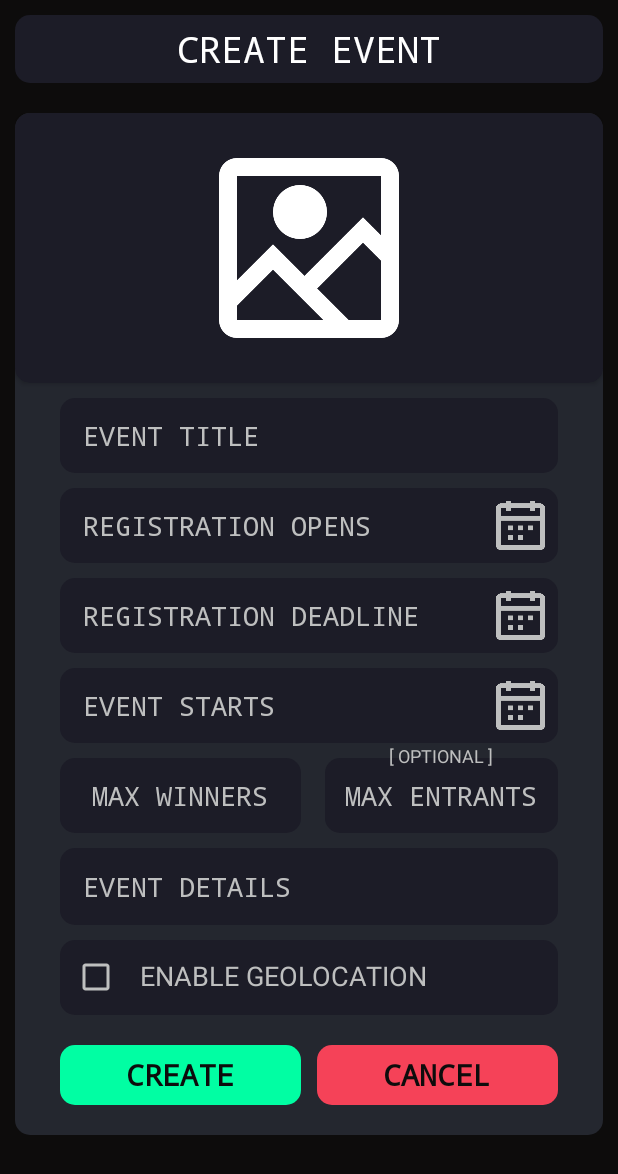
After one commit to CMPUT301F24gengar/gengar-draw, an Android app: the fragment create_event shown on its own in the app's theme, on a phone screen of 412 x 824 dp. The commit adds this screen. Shown: the top 1174 px of the screen. Run offline under Robolectric (Android 15) with nearby library versions, the phone set to English and light mode, and no system bars.

Commit message:
Added the 'Create Event' Fragment

```diff
--- /dev/null
+++ b/app/src/main/java/Fragments/create_event.java
@@ -0,0 +1,64 @@
+package Fragments;
+
+import android.os.Bundle;
+import androidx.fragment.app.Fragment;
+import android.view.LayoutInflater;
+import android.view.View;
+import android.view.ViewGroup;
+import com.example.gengardraw.R;
+
+/**
+ * A simple {@link Fragment} subclass.
+ * Use the {@link create_event#newInstance} factory method to
+ * create an instance of this fragment.
+ *
+ */
+public class create_event extends Fragment {
+
+    // TODO: Rename parameter arguments, choose names that match
+    // the fragment initialization parameters, e.g. ARG_ITEM_NUMBER
+    private static final String ARG_PARAM1 = "param1";
+    private static final String ARG_PARAM2 = "param2";
+
+    // TODO: Rename and change types of parameters
+    private String mParam1;
+    private String mParam2;
+
+    /**
+     * Use this factory method to create a new instance of
+     * this fragment using the provided parameters.
+     *
+     * @param param1 Parameter 1.
+     * @param param2 Parameter 2.
+     * @return A new instance of fragment create_event.
+     */
+    // TODO: Rename and change types and number of parameters
+    public static create_event newInstance(String param1, String param2) {
+        create_event fragment = new create_event();
+        Bundle args = new Bundle();
+        args.putString(ARG_PARAM1, param1);
+        args.putString(ARG_PARAM2, param2);
+        fragment.setArguments(args);
+        return fragment;
+    }
+
+    public create_event() {
+        // Required empty public constructor
+    }
+
+    @Override
+    public void onCreate(Bundle savedInstanceState) {
+        super.onCreate(savedInstanceState);
+        if (getArguments() != null) {
+            mParam1 = getArguments().getString(ARG_PARAM1);
+            mParam2 = getArguments().getString(ARG_PARAM2);
+        }
+    }
+
+    @Override
+    public View onCreateView(LayoutInflater inflater, ViewGroup container,
+                             Bundle savedInstanceState) {
+        // Inflate the layout for this fragment
+        return inflater.inflate(R.layout.fragment_create_event, container, false);
+    }
+}
--- /dev/null
+++ b/app/src/main/res/layout/fragment_create_event.xml
@@ -0,0 +1,309 @@
+<LinearLayout xmlns:android="http://schemas.android.com/apk/res/android"
+    xmlns:app="http://schemas.android.com/apk/res-auto"
+    xmlns:tools="http://schemas.android.com/tools"
+    android:layout_width="match_parent"
+    android:layout_height="match_parent"
+    android:background="@color/black1"
+    android:gravity="center|top"
+    android:orientation="vertical"
+    tools:context="Fragments.create_event">
+
+    <FrameLayout
+        android:layout_width="match_parent"
+        android:layout_height="45dp"
+        android:layout_margin="10dp"
+        android:background="@drawable/rounded_corner"
+        android:backgroundTint="@color/black2">
+
+        <TextView
+            style="@style/main"
+            android:layout_width="match_parent"
+            android:layout_height="wrap_content"
+            android:layout_gravity="center"
+            android:text="@string/create_event"
+            android:textAlignment="center"
+            android:textColor="@color/white"
+            android:textSize="24sp" />
+    </FrameLayout>
+
+    <LinearLayout
+        android:layout_width="match_parent"
+        android:layout_height="wrap_content"
+        android:layout_margin="10dp"
+        android:background="@drawable/rounded_corner"
+        android:backgroundTint="@color/black3"
+        android:gravity="center|top"
+        android:orientation="vertical"
+        android:paddingBottom="20dp">
+
+        <androidx.cardview.widget.CardView
+            android:layout_width="match_parent"
+            android:layout_height="180dp"
+            android:backgroundTint="@color/black2"
+            app:cardCornerRadius="10dp">
+
+            <ImageView
+                android:id="@+id/create_event_picture"
+                android:layout_width="match_parent"
+                android:layout_height="match_parent"
+                android:background="@drawable/rounded_corner"
+                android:contentDescription="@string/todo"
+                android:padding="30dp"
+                android:scaleType="fitCenter"
+                android:src="@drawable/image" />
+        </androidx.cardview.widget.CardView>
+
+        <EditText
+            android:id="@+id/create_event_title"
+            style="@style/main"
+            android:layout_width="match_parent"
+            android:layout_height="50dp"
+            android:layout_marginStart="30dp"
+            android:layout_marginTop="10dp"
+            android:layout_marginEnd="30dp"
+            android:background="@drawable/rounded_corner"
+            android:backgroundTint="@color/black2"
+            android:hint="@string/event_title"
+            android:paddingStart="15dp"
+            android:paddingEnd="15dp"
+            android:textColorHint="@color/grey"
+            android:textSize="18sp" />
+
+        <FrameLayout
+            android:layout_width="match_parent"
+            android:layout_height="wrap_content"
+            android:layout_marginStart="30dp"
+            android:layout_marginTop="10dp"
+            android:layout_marginEnd="30dp">
+
+            <EditText
+                android:id="@+id/create_event_registration_opens"
+                style="@style/main"
+                android:layout_width="match_parent"
+                android:layout_height="50dp"
+                android:background="@drawable/rounded_corner"
+                android:backgroundTint="@color/black2"
+                android:clickable="true"
+                android:focusable="false"
+                android:hint="@string/registration_opens"
+                android:paddingStart="15dp"
+                android:paddingEnd="15dp"
+                android:textColorHint="@color/grey"
+                android:textSize="18sp"
+                tools:ignore="KeyboardInaccessibleWidget" />
+
+            <ImageView
+                android:layout_width="50dp"
+                android:layout_height="50dp"
+                android:layout_gravity="end"
+                android:contentDescription="@string/todo"
+                android:padding="5dp"
+                android:src="@drawable/events"
+                app:tint="@color/grey" />
+        </FrameLayout>
+
+        <FrameLayout
+            android:layout_width="match_parent"
+            android:layout_height="wrap_content"
+            android:layout_marginStart="30dp"
+            android:layout_marginTop="10dp"
+            android:layout_marginEnd="30dp">
+
+            <EditText
+                android:id="@+id/create_event_registration_deadline"
+                style="@style/main"
+                android:layout_width="match_parent"
+                android:layout_height="50dp"
+                android:background="@drawable/rounded_corner"
+                android:backgroundTint="@color/black2"
+                android:clickable="true"
+                android:focusable="false"
+                android:hint="@string/registration_deadline"
+                android:paddingStart="15dp"
+                android:paddingEnd="15dp"
+                android:textColorHint="@color/grey"
+                android:textSize="18sp"
+                tools:ignore="KeyboardInaccessibleWidget" />
+
+            <ImageView
+                android:layout_width="50dp"
+                android:layout_height="50dp"
+                android:layout_gravity="end"
+                android:contentDescription="@string/todo"
+                android:padding="5dp"
+                android:src="@drawable/events"
+                app:tint="@color/grey" />
+        </FrameLayout>
+
+        <FrameLayout
+            android:layout_width="match_parent"
+            android:layout_height="wrap_content"
+            android:layout_marginStart="30dp"
+            android:layout_marginTop="10dp"
+            android:layout_marginEnd="30dp">
+
+            <EditText
+                android:id="@+id/create_event_event_starts"
+                style="@style/main"
+                android:layout_width="match_parent"
+                android:layout_height="50dp"
+                android:background="@drawable/rounded_corner"
+                android:backgroundTint="@color/black2"
+                android:clickable="true"
+                android:focusable="false"
+                android:hint="@string/event_starts"
+                android:paddingStart="15dp"
+                android:paddingEnd="15dp"
+                android:textColorHint="@color/grey"
+                android:textSize="18sp"
+                tools:ignore="KeyboardInaccessibleWidget" />
+
+            <ImageView
+                android:layout_width="50dp"
+                android:layout_height="50dp"
+                android:layout_gravity="end"
+                android:contentDescription="@string/todo"
+                android:padding="5dp"
+                android:src="@drawable/events"
+                app:tint="@color/grey" />
+        </FrameLayout>
+
+        <LinearLayout
+            android:layout_width="match_parent"
+            android:layout_height="wrap_content"
+            android:layout_marginStart="30dp"
+            android:layout_marginEnd="30dp"
+            android:orientation="horizontal">
+
+            <EditText
+                android:id="@+id/create_event_max_winners"
+                style="@style/main"
+                android:layout_width="0dp"
+                android:layout_height="50dp"
+                android:layout_marginTop="10dp"
+                android:layout_marginEnd="5dp"
+                android:layout_weight="0.5"
+                android:background="@drawable/rounded_corner"
+                android:backgroundTint="@color/black2"
+                android:gravity="center"
+                android:hint="@string/max_winners"
+                android:textColorHint="@color/grey"
+                android:textSize="18sp" />
+
+            <FrameLayout
+                style="@style/main"
+                android:layout_width="0dp"
+                android:layout_height="60dp"
+                android:layout_marginStart="5dp"
+                android:layout_weight="0.5">
+
+                <EditText
+                    android:id="@+id/create_event_max_entrants"
+                    style="@style/main"
+                    android:layout_width="match_parent"
+                    android:layout_height="50dp"
+                    android:layout_marginStart="5dp"
+                    android:layout_marginTop="10dp"
+                    android:background="@drawable/rounded_corner"
+                    android:backgroundTint="@color/black2"
+                    android:gravity="center"
+                    android:hint="@string/max_entrants"
+                    android:textColorHint="@color/grey"
+                    android:textSize="18sp" />
+
+                <TextView
+                    android:layout_width="match_parent"
+                    android:layout_height="wrap_content"
+                    android:layout_marginStart="5dp"
+                    android:text="@string/optional"
+                    android:textAlignment="center"
+                    android:textColor="@color/grey"
+                    android:textSize="12sp" />
+
+            </FrameLayout>
+        </LinearLayout>
+
+        <EditText
+            android:id="@+id/create_event_details"
+            style="@style/main"
+            android:layout_width="match_parent"
+            android:layout_height="wrap_content"
+            android:layout_marginStart="30dp"
+            android:layout_marginTop="10dp"
+            android:layout_marginEnd="30dp"
+            android:background="@drawable/rounded_corner"
+            android:backgroundTint="@color/black2"
+            android:hint="@string/event_details"
+            android:paddingStart="15dp"
+            android:paddingTop="13dp"
+            android:paddingEnd="15dp"
+            android:paddingBottom="13dp"
+            android:textColorHint="@color/grey"
+            android:textSize="18sp" />
+
+        <LinearLayout
+            android:layout_width="match_parent"
+            android:layout_height="50dp"
+            android:layout_marginStart="30dp"
+            android:layout_marginTop="10dp"
+            android:layout_marginEnd="30dp"
+            android:background="@drawable/rounded_corner"
+            android:backgroundTint="@color/black2"
+            android:orientation="horizontal">
+
+            <CheckBox
+                android:id="@+id/create_event_checkbox"
+                android:layout_width="wrap_content"
+                android:layout_height="match_parent"
+                android:buttonTint="@color/grey" />
+
+            <TextView
+                android:layout_width="wrap_content"
+                android:layout_height="wrap_content"
+                android:layout_marginStart="5dp"
+                android:text="@string/enable_geolocation"
+                android:textAlignment="center"
+                android:textColor="@color/grey"
+                android:textSize="18sp" />
+        </LinearLayout>
+
+        <LinearLayout
+            android:layout_width="match_parent"
+            android:layout_height="40dp"
+            android:layout_marginStart="30dp"
+            android:layout_marginTop="20dp"
+            android:layout_marginEnd="30dp"
+            android:orientation="horizontal">
+
+            <TextView
+                android:id="@+id/create_event_create_btn"
+                style="@style/main"
+                android:layout_width="0dp"
+                android:layout_height="match_parent"
+                android:layout_marginEnd="5dp"
+                android:layout_weight="0.5"
+                android:background="@drawable/rounded_corner"
+                android:backgroundTint="@color/green"
+                android:gravity="center"
+                android:text="@string/create"
+                android:textColor="@color/black1"
+                android:textSize="20sp"
+                android:textStyle="bold" />
+
+            <TextView
+                android:id="@+id/create_event_cancel_btn"
+                style="@style/main"
+                android:layout_width="0dp"
+                android:layout_height="match_parent"
+                android:layout_marginStart="5dp"
+                android:layout_weight="0.5"
+                android:background="@drawable/rounded_corner"
+                android:backgroundTint="@color/red"
+                android:gravity="center"
+                android:text="@string/cancel"
+                android:textColor="@color/black1"
+                android:textSize="20sp"
+                android:textStyle="bold" />
+        </LinearLayout>
+    </LinearLayout>
+</LinearLayout>
--- a/app/src/main/res/values/strings.xml
+++ b/app/src/main/res/values/strings.xml
@@ -19,4 +19,14 @@
     <string name="location">LOCATION</string>
     <string name="description">DESCRIPTION</string>
     <string name="create">CREATE</string>
+    <string name="create_event">CREATE EVENT</string>
+    <string name="event_title">EVENT TITLE</string>
+    <string name="registration_opens">REGISTRATION OPENS</string>
+    <string name="registration_deadline">REGISTRATION DEADLINE</string>
+    <string name="event_starts">EVENT STARTS</string>
+    <string name="max_winners">MAX WINNERS</string>
+    <string name="max_entrants">MAX ENTRANTS</string>
+    <string name="optional">[ OPTIONAL ]</string>
+    <string name="event_details">EVENT DETAILS</string>
+    <string name="enable_geolocation">ENABLE GEOLOCATION</string>
 </resources>
```
